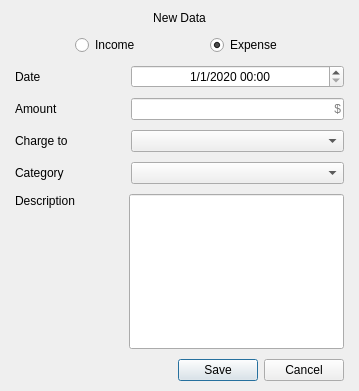
Before: the Qt Designer form ui/formdialog.ui in NFBaeza/Budget-Monitor, drawn with Qt 5.
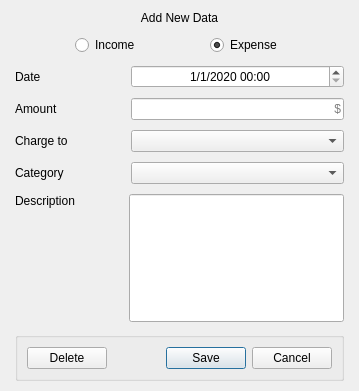
After: the same form once the commit is applied. Icons and pictures are not drawn.

```diff
--- a/ui/formdialog.ui
+++ b/ui/formdialog.ui
@@ -32,7 +32,7 @@
    <item>
     <widget class="QLabel" name="TitleFormDialog">
      <property name="text">
-      <string>New Data</string>
+      <string>Add New Data</string>
      </property>
      <property name="alignment">
       <set>Qt::AlignmentFlag::AlignCenter</set>
@@ -250,21 +250,73 @@
          <verstretch>0</verstretch>
         </sizepolicy>
        </property>
+       <property name="minimumSize">
+        <size>
+         <width>0</width>
+         <height>20</height>
+        </size>
+       </property>
+       <property name="maximumSize">
+        <size>
+         <width>16777215</width>
+         <height>16777215</height>
+        </size>
+       </property>
        <property name="alignment">
-        <set>Qt::AlignmentFlag::AlignBottom|Qt::AlignmentFlag::AlignLeading|Qt::AlignmentFlag::AlignLeft</set>
+        <set>Qt::AlignmentFlag::AlignLeading|Qt::AlignmentFlag::AlignLeft|Qt::AlignmentFlag::AlignTop</set>
        </property>
       </widget>
      </item>
     </layout>
    </item>
    <item>
-    <widget class="QDialogButtonBox" name="buttonBox">
-     <property name="orientation">
-      <enum>Qt::Orientation::Horizontal</enum>
-     </property>
-     <property name="standardButtons">
-      <set>QDialogButtonBox::StandardButton::Cancel|QDialogButtonBox::StandardButton::Save</set>
-     </property>
+    <widget class="QGroupBox" name="groupBox">
+     <layout class="QHBoxLayout" name="horizontalLayout_7">
+      <item>
+       <widget class="QPushButton" name="DeleteButton">
+        <property name="sizePolicy">
+         <sizepolicy hsizetype="Fixed" vsizetype="Fixed">
+          <horstretch>0</horstretch>
+          <verstretch>0</verstretch>
+         </sizepolicy>
+        </property>
+        <property name="focusPolicy">
+         <enum>Qt::FocusPolicy::StrongFocus</enum>
+        </property>
+        <property name="accessibleName">
+         <string/>
+        </property>
+        <property name="text">
+         <string>Delete</string>
+        </property>
+        <property name="icon">
+         <iconset theme="QIcon::ThemeIcon::EditDelete"/>
+        </property>
+        <property name="checkable">
+         <bool>false</bool>
+        </property>
+        <property name="autoDefault">
+         <bool>true</bool>
+        </property>
+        <property name="default">
+         <bool>false</bool>
+        </property>
+        <property name="flat">
+         <bool>false</bool>
+        </property>
+       </widget>
+      </item>
+      <item>
+       <widget class="QDialogButtonBox" name="buttonBox">
+        <property name="orientation">
+         <enum>Qt::Orientation::Horizontal</enum>
+        </property>
+        <property name="standardButtons">
+         <set>QDialogButtonBox::StandardButton::Cancel|QDialogButtonBox::StandardButton::Save</set>
+        </property>
+       </widget>
+      </item>
+     </layout>
     </widget>
    </item>
   </layout>
```
